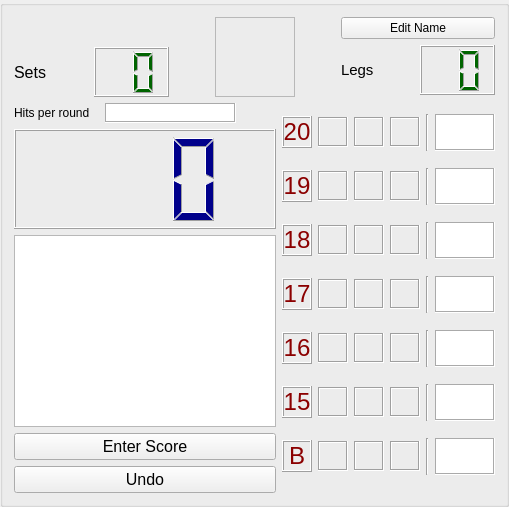
Old version of the form groupbox_cricket.ui in the repository m1ld3/dartomato.
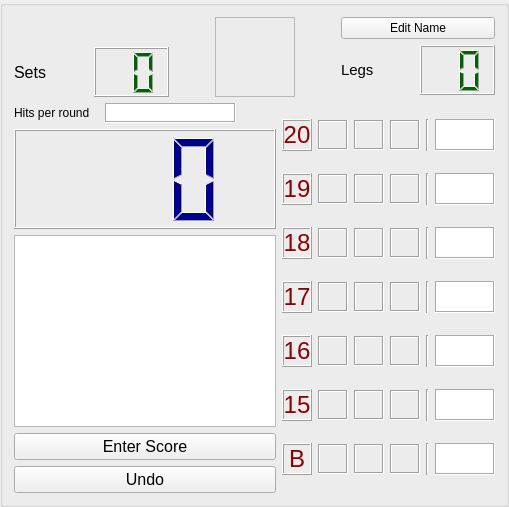
New version of the form. Custom widgets are drawn as their Qt base class.

```diff
--- a/groupbox_cricket.ui
+++ b/groupbox_cricket.ui
@@ -7,7 +7,7 @@
     <x>0</x>
     <y>0</y>
     <width>509</width>
-    <height>453</height>
+    <height>489</height>
    </rect>
   </property>
   <property name="sizePolicy">
@@ -567,9 +567,7 @@
            </property>
            <property name="font">
             <font>
-             <family>Segment7</family>
              <pointsize>18</pointsize>
-             <weight>75</weight>
              <italic>true</italic>
              <bold>true</bold>
             </font>
@@ -729,9 +727,7 @@
            </property>
            <property name="font">
             <font>
-             <family>Segment7</family>
              <pointsize>18</pointsize>
-             <weight>75</weight>
              <italic>true</italic>
              <bold>true</bold>
             </font>
@@ -891,9 +887,7 @@
            </property>
            <property name="font">
             <font>
-             <family>Segment7</family>
              <pointsize>18</pointsize>
-             <weight>75</weight>
              <italic>true</italic>
              <bold>true</bold>
             </font>
@@ -1053,9 +1047,7 @@
            </property>
            <property name="font">
             <font>
-             <family>Segment7</family>
              <pointsize>18</pointsize>
-             <weight>75</weight>
              <italic>true</italic>
              <bold>true</bold>
             </font>
@@ -1215,9 +1207,7 @@
            </property>
            <property name="font">
             <font>
-             <family>Segment7</family>
              <pointsize>18</pointsize>
-             <weight>75</weight>
              <italic>true</italic>
              <bold>true</bold>
             </font>
@@ -1377,9 +1367,7 @@
            </property>
            <property name="font">
             <font>
-             <family>Segment7</family>
              <pointsize>18</pointsize>
-             <weight>75</weight>
              <italic>true</italic>
              <bold>true</bold>
             </font>
@@ -1539,9 +1527,7 @@
            </property>
            <property name="font">
             <font>
-             <family>Segment7</family>
              <pointsize>18</pointsize>
-             <weight>75</weight>
              <italic>true</italic>
              <bold>true</bold>
             </font>
```
Left out of the diff: 4 changed lines with no effect on the pictures.
